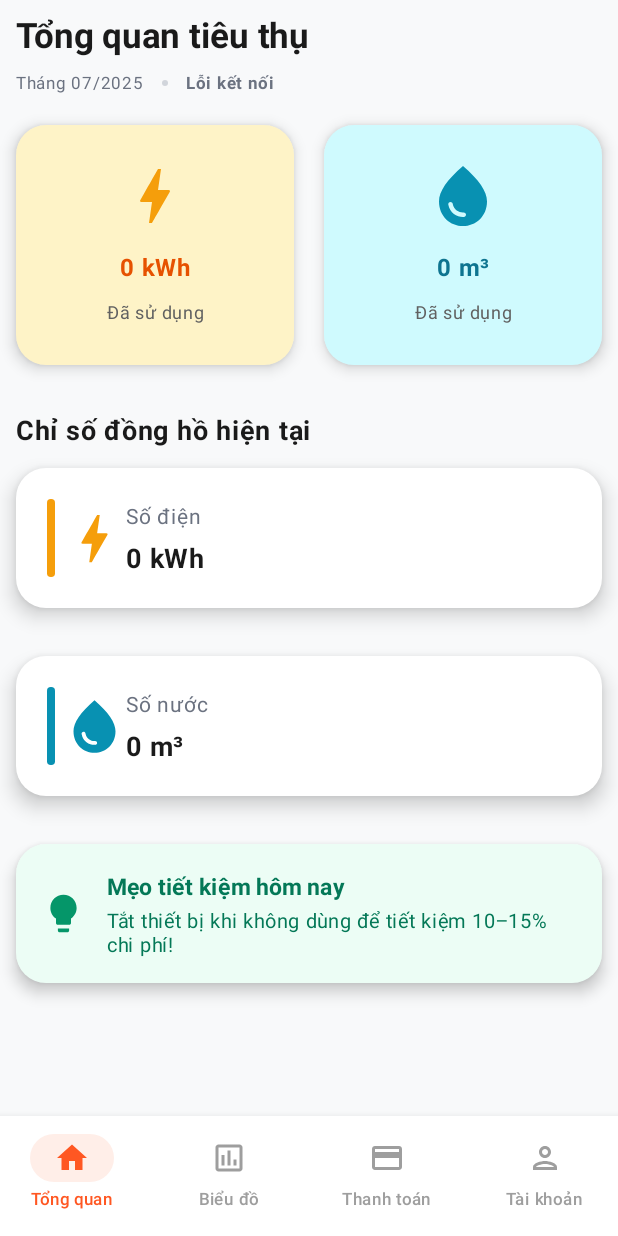
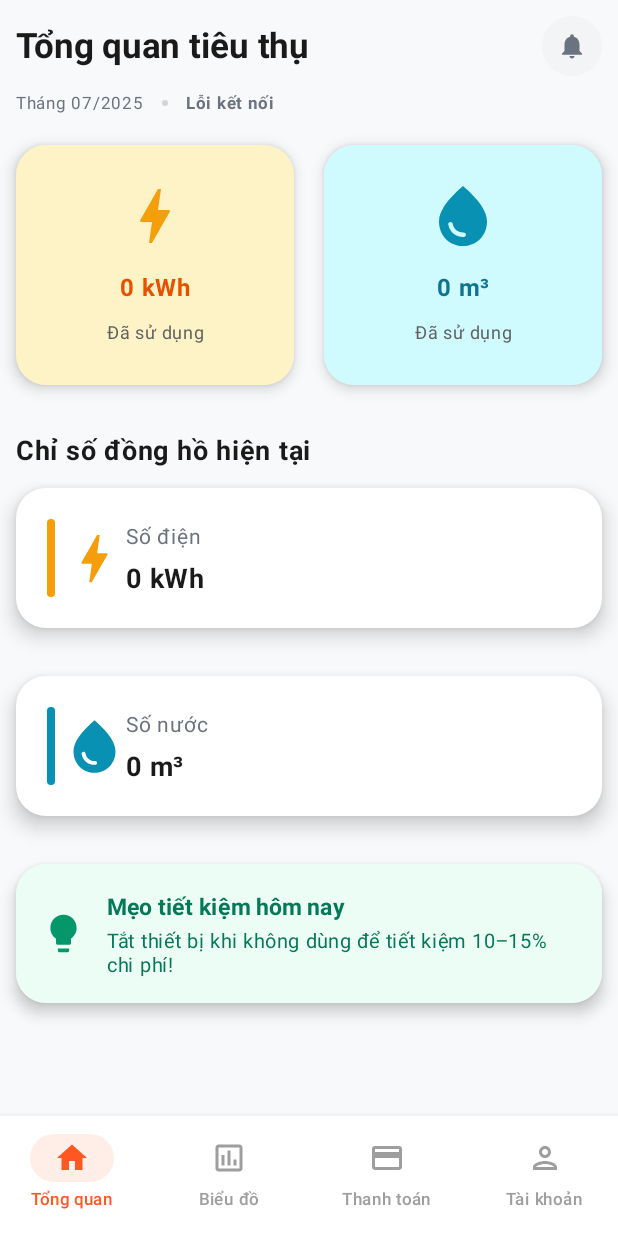
Before and after one commit to Shuzukochan/Building-Management-App, an Android app built with Jetpack Compose: the screen it shows after launch once a user with an empty profile is signed in (MainActivity), on a phone screen of 412 x 824 dp. Run offline under Robolectric (Android 15) with nearby library versions, the phone set to English and light mode, and no system bars; our stand-ins replace Firebase (no records; nobody signed in at launch, a user with empty details on screens opened directly).

Commit message:
add NotificationHistory

```diff
--- a/app/src/main/java/com/app/buildingmanagement/fragment/HomeFragment.kt
+++ b/app/src/main/java/com/app/buildingmanagement/fragment/HomeFragment.kt
@@ -35,6 +35,7 @@ import com.app.buildingmanagement.fragment.ui.home.MeterReadingSection
 import com.app.buildingmanagement.fragment.ui.home.TipsSection
 import com.app.buildingmanagement.fragment.ui.home.LoadingSkeleton
 import com.app.buildingmanagement.fragment.ui.home.responsiveDimension
+import com.app.buildingmanagement.fragment.ui.home.NotificationHistoryBottomSheet
 import androidx.core.graphics.toColorInt
 import androidx.core.content.edit
 
@@ -45,6 +46,10 @@ fun HomeScreen() {
     val activity = context as? androidx.activity.ComponentActivity
     var hasCheckedNotificationPermission by remember { mutableStateOf(false) }
 
+    // Notification UI state
+    var showNotificationSheet by remember { mutableStateOf(false) }
+    var hasUnread by remember { mutableStateOf(false) }
+
     // Tạo permission launcher trước khi cần sử dụng
     val notificationPermissionLauncher = rememberLauncherForActivityResult(
         contract = ActivityResultContracts.RequestPermission()
@@ -54,12 +59,17 @@ fun HomeScreen() {
         }
     }
 
-    // LaunchedEffect để kiểm tra notification permission khi screen load
+    // LaunchedEffect để kiểm tra notification permission & unread khi load
     LaunchedEffect(Unit) {
         if (!hasCheckedNotificationPermission && activity != null) {
             hasCheckedNotificationPermission = true
             kotlinx.coroutines.delay(500)
             checkNotificationPermission(activity, notificationPermissionLauncher)
+        }
+
+        // Kiểm tra unread ban đầu
+        checkUnreadNotifications { unread ->
+            hasUnread = unread
         }
     }
 
@@ -81,7 +91,13 @@ fun HomeScreen() {
                 .verticalScroll(rememberScrollState())
                 .padding(dimen.mainPadding)
         ) {
-            HeaderSection(roomNumber = roomNumber, titleTextSize = dimen.titleTextSize, subtitleTextSize = dimen.subtitleTextSize)
+            HeaderSection(
+                roomNumber = roomNumber,
+                titleTextSize = dimen.titleTextSize,
+                subtitleTextSize = dimen.subtitleTextSize,
+                onNotificationClick = { showNotificationSheet = true },
+                hasUnread = hasUnread
+            )
             Spacer(modifier = Modifier.height(com.app.buildingmanagement.fragment.ui.home.HomeConstants.SPACING_XXL.dp))
             UsageCards(
                 electricUsed = electricUsed,
@@ -104,6 +120,14 @@ fun HomeScreen() {
             TipsSection(dimen.tipsCardPadding)
             Spacer(modifier = Modifier.height(com.app.buildingmanagement.fragment.ui.home.HomeConstants.SPACING_XXL.dp))
         }
+    }
+
+    // Notification Bottom Sheet
+    if (showNotificationSheet) {
+        NotificationHistoryBottomSheet(
+            onDismiss = { showNotificationSheet = false },
+            onUnreadChanged = { hasUnread = it }
+        )
     }
 }
 
@@ -221,6 +245,37 @@ private fun handleNotificationPermissionDenied(activity: androidx.activity.Compo
     Toast.makeText(activity, "Bạn có thể bật thông báo trong Cài đặt nếu muốn nhận thông tin từ ban quản lý", Toast.LENGTH_LONG).show()
 }
 
+private fun checkUnreadNotifications(callback: (Boolean) -> Unit) {
+    val buildingId = FirebaseDataState.getCurrentBuildingId()
+    val roomId = FirebaseDataState.getCurrentRoomId()
+    if (buildingId == null || roomId == null) {
+        callback(false)
+        return
+    }
+
+    val ref = com.google.firebase.database.FirebaseDatabase.getInstance()
+        .getReference("buildings")
+        .child(buildingId)
+        .child("rooms")
+        .child(roomId)
+        .child("notifications")
+
+    ref.addListenerForSingleValueEvent(object : com.google.firebase.database.ValueEventListener {
+        override fun onDataChange(snapshot: com.google.firebase.database.DataSnapshot) {
+            var unread = false
+            for (child in snapshot.children) {
+                val isRead = child.child("isRead").getValue(Boolean::class.java) ?: false
+                if (!isRead) { unread = true; break }
+            }
+            callback(unread)
+        }
+
+        override fun onCancelled(error: com.google.firebase.database.DatabaseError) {
+            callback(false)
+        }
+    })
+}
+
 class HomeFragment : Fragment() {
 
     private lateinit var auth: FirebaseAuth
--- a/app/src/main/java/com/app/buildingmanagement/fragment/ui/home/HomeHeader.kt
+++ b/app/src/main/java/com/app/buildingmanagement/fragment/ui/home/HomeHeader.kt
@@ -1,26 +1,79 @@
 package com.app.buildingmanagement.fragment.ui.home
 
 import androidx.compose.foundation.background
+import androidx.compose.foundation.clickable
 import androidx.compose.foundation.layout.*
+import androidx.compose.foundation.shape.CircleShape
+import androidx.compose.material.icons.Icons
+import androidx.compose.material.icons.filled.Notifications
+import androidx.compose.material3.Icon
 import androidx.compose.material3.MaterialTheme
 import androidx.compose.material3.Text
 import androidx.compose.runtime.Composable
 import androidx.compose.ui.Alignment
 import androidx.compose.ui.Modifier
+import androidx.compose.ui.draw.clip
 import androidx.compose.ui.graphics.Color
 import androidx.compose.ui.text.font.FontWeight
 import androidx.compose.ui.unit.TextUnit
 import androidx.compose.ui.unit.dp
 
 @Composable
-fun HeaderSection(roomNumber: String, titleTextSize: TextUnit, subtitleTextSize: TextUnit) {
+fun HeaderSection(
+    roomNumber: String,
+    titleTextSize: TextUnit,
+    subtitleTextSize: TextUnit,
+    onNotificationClick: () -> Unit = {},
+    hasUnread: Boolean = true
+) {
     Column {
+        // Title row with notification icon
+        Row(
+            modifier = Modifier.fillMaxWidth(),
+            horizontalArrangement = Arrangement.SpaceBetween,
+            verticalAlignment = Alignment.CenterVertically
+        ) {
             Text(
                 text = "Tổng quan tiêu thụ",
                 fontSize = titleTextSize,
                 fontWeight = FontWeight.Bold,
                 color = Color(0xFF1A1A1A)
             )
+
+            // Notification icon with badge
+            Box(
+                modifier = Modifier.size(40.dp),
+                contentAlignment = Alignment.Center
+            ) {
+                Box(
+                    modifier = Modifier
+                        .size(40.dp)
+                        .clip(CircleShape)
+                        .background(Color(0xFFF3F4F6))
+                        .clickable { onNotificationClick() },
+                    contentAlignment = Alignment.Center
+                ) {
+                    Icon(
+                        imageVector = Icons.Default.Notifications,
+                        contentDescription = "Thông báo",
+                        tint = Color(0xFF6B7280),
+                        modifier = Modifier.size(20.dp)
+                    )
+                }
+
+                // Badge đỏ chỉ khi còn tin chưa đọc
+                if (hasUnread) {
+                    Box(
+                        modifier = Modifier
+                            .size(8.dp)
+                            .clip(CircleShape)
+                            .background(Color(0xFFEF4444))
+                            .align(Alignment.TopEnd)
+                    )
+                }
+            }
+        }
+
         Spacer(modifier = Modifier.height(HomeConstants.SPACING_MEDIUM.dp))
         Row(
             verticalAlignment = Alignment.CenterVertically
```
Also changed, not shown: app/src/main/java/com/app/buildingmanagement/fragment/ui/home/NotificationHistory.kt (added, +375 -0 lines). Lines whose indentation alone changed are shown as unchanged.
